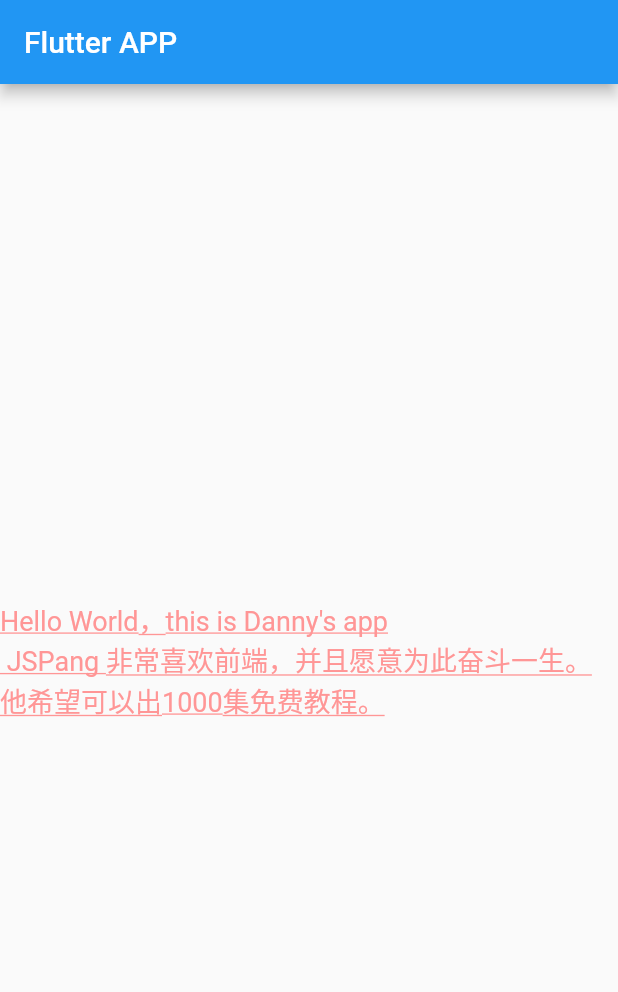
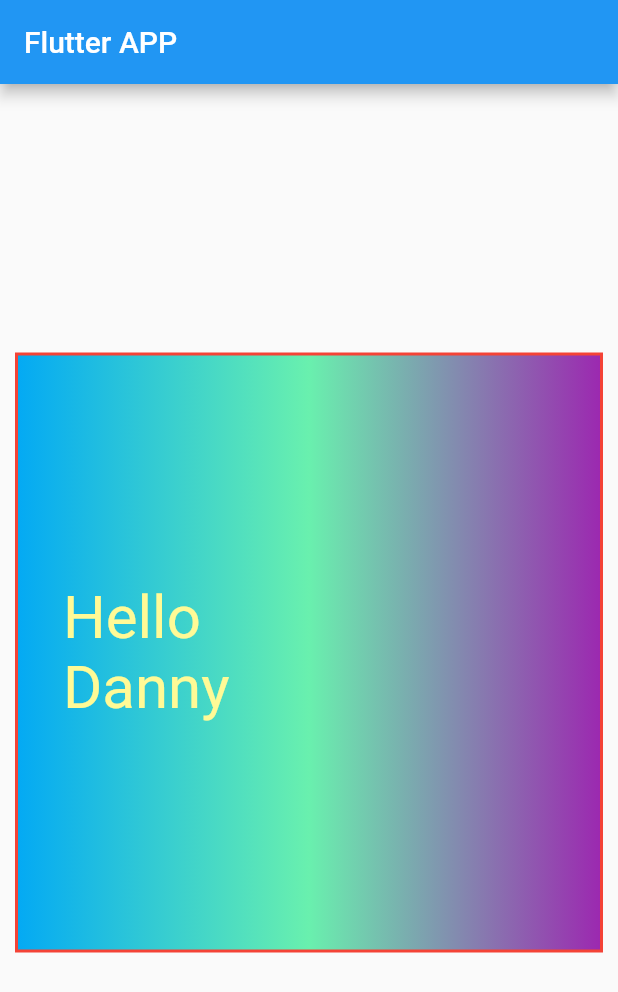
Before and after one commit to Yinengmr/flutter_app, a Flutter app: the screen it shows after launch, on a phone screen of 412 x 824 dp. Shown: the top 992 px of the screen. Run offline on Flutter 3.47's test engine with Material 2 defaults, Android fonts, the phone set to English and light mode, and no system bars.

Commit message:
change:Container容器组件的使用 Alignment 对齐 margin padding

```diff
--- a/lib/main.dart
+++ b/lib/main.dart
@@ -18,18 +18,56 @@
         ),
         //在主体的中间区域，添加一个hello world 的文本
         body: Center(
-          child: Text(
-            'Hello World，this is Danny\'s app '
-            '\n JSPang 非常喜欢前端，并且愿意为此奋斗一生。'
-            '他希望可以出1000集免费教程。 ',
-            textAlign: TextAlign.left, // 左对齐
-            maxLines: 3, // 最多显示的行数
-            style: TextStyle(
-              fontSize: 18.0,
-              color: Color.fromARGB(255, 255, 150, 150),
-              decoration: TextDecoration.underline,
-              decorationStyle: TextDecorationStyle.solid,
+            // 旧的 child
+//          child: Text(
+//            'Hello World，this is Danny\'s app '
+//            '\n Danny 非常喜欢编程，并且愿意为此奋斗一生。'
+//            '他希望可以出1000集免费教程。11111111111111111111222222222222222 ',
+//            textAlign: TextAlign.left, // 左对齐
+//            maxLines: 3, // 最多显示的行数
+//            /*
+//            * overflow属性
+//              overflow属性是用来设置文本溢出时，如何处理,它有下面几个常用的值供我们选择。
+//
+//              clip：直接切断，剩下的文字就没有了，感觉不太友好，体验性不好。
+//              ellipsis:在后边显示省略号，体验性较好，这个在工作中经常使用。
+//              fade: 溢出的部分会进行一个渐变消失的效果，当然是上线的渐变，不是左右的哦
+//            * */
+//            overflow:TextOverflow.ellipsis,
+//            style: TextStyle(
+//              fontSize: 28.0,
+//              color: Color.fromARGB(255, 255, 150, 150),
+//              decoration: TextDecoration.underline,
+//              decorationStyle: TextDecorationStyle.solid,  // 文字下滑线
+//            ),
+//          ),
+          child:Container(
+            child:new Text(
+              'Hello                                        Danny',
+
+              style: TextStyle(
+                  fontSize: 40.0,
+
+                  color: Color.fromARGB(255, 255, 250, 150),
+              ),
             ),
+
+//            alignment: Alignment.bottomCenter,  // 对齐
+            alignment: Alignment.center,  // 对齐
+            width:500.0,
+            height:400.0,
+//            color:Colors.lightBlue,  //  当 BoxDecoration设置有color时，外面不能进行 color设置
+//            padding:const EdgeInsets.all(10.0),
+            padding:EdgeInsets.fromLTRB(30,10,10,10),
+//            margin: const EdgeInsets.all(10.0),
+              margin:EdgeInsets.fromLTRB(10,0,10,10),
+              decoration:new BoxDecoration(
+                gradient:const LinearGradient(
+                    colors:[Colors.lightBlue,Colors.greenAccent,Colors.purple]
+                ),
+                border:Border.all(width:2.0,color:Colors.red)
+              ),
+
           ),
         ),
       ),
```
